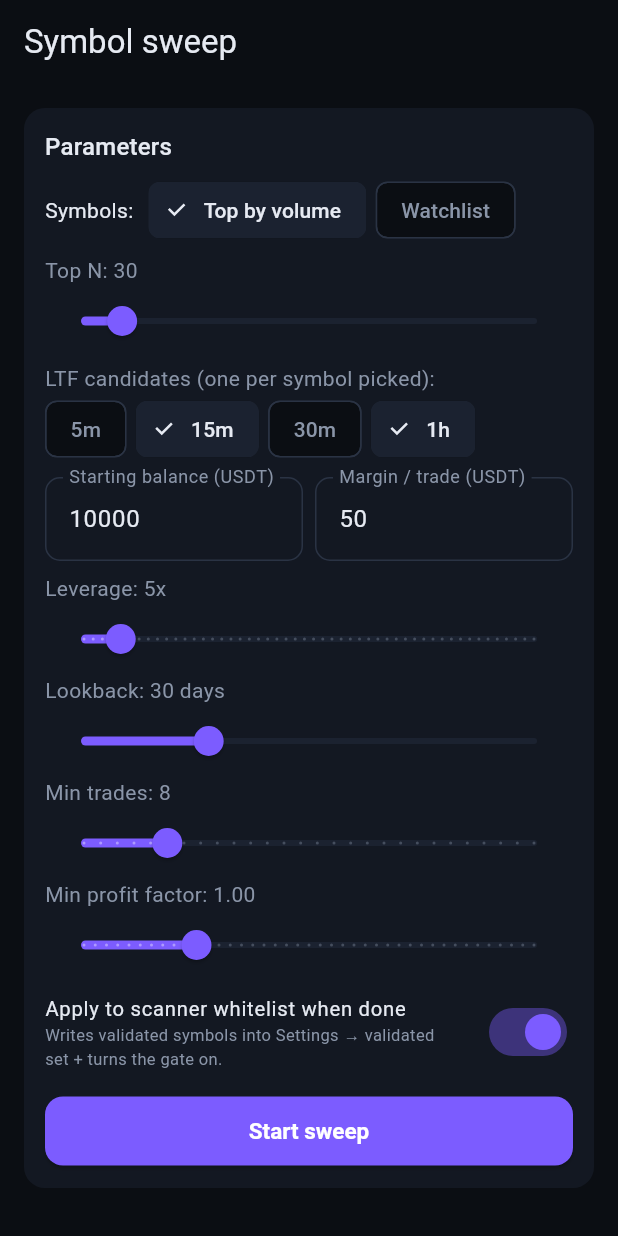
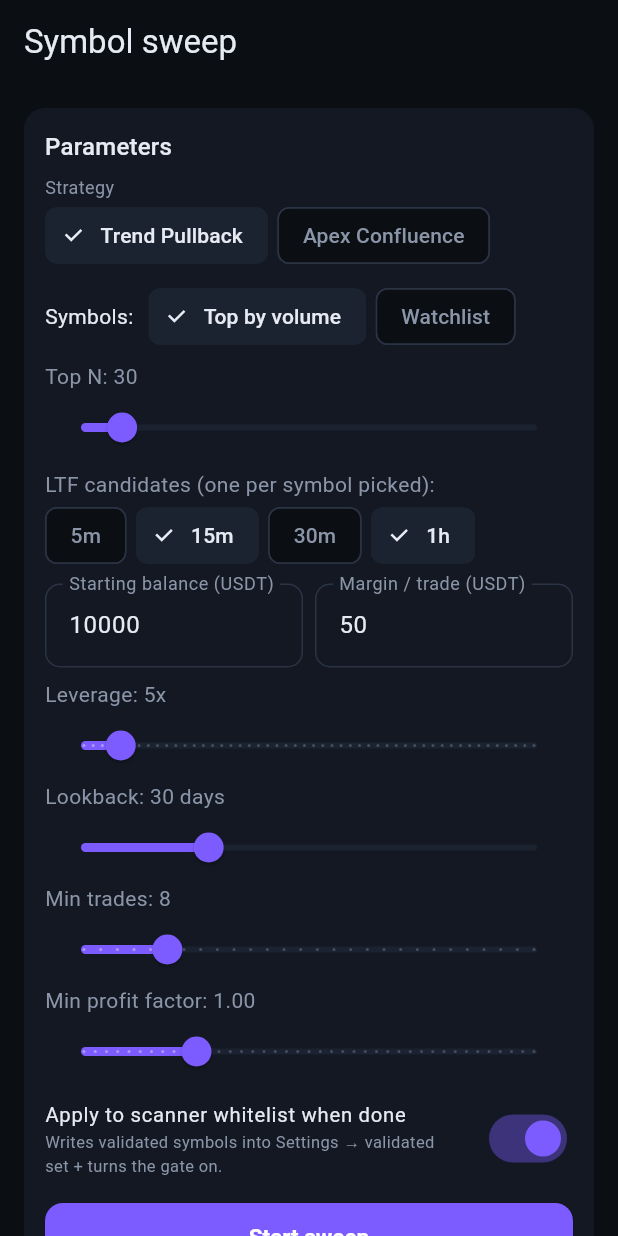
Before and after one commit to MuTheBug/g, a Flutter app: the SweepScreen screen opened by its route, on a phone screen of 412 x 824 dp. Run offline on Flutter 3.47's test engine with Material 3 defaults, Android fonts, the phone set to English and light mode, and no system bars; our stand-ins replace dio, flutter_local_notifications, flutter_riverpod, flutter_secure_storage, go_router, local_auth and 2 more; missing offline and left inert: workmanager; accounts and stored records are empty; network calls fail.

Commit message:
Backtest + Sweep: per-run strategy picker for A/B comparison
The engine has always supported both strategies (TradingStrategy
interface from the previous commit), but the Backtest and Sweep
screens were pinned to whichever strategy was active globally in
Settings. Made it impossible to A/B test ACS vs TPS on the same
window without flipping Settings between runs and losing prior
results.

New helper (lib/features/backtest/backtest_controller.dart)
───────────────────────────────────────────────────────────
- strategyFromId(id) — central 'apex' / 'pullback' → instance
  mapping. Same place backtest, sweep, and background dispatcher
  all resolve strategy ids from now on.

Backtest screen + controller
────────────────────────────
- BacktestController.run gains an optional `strategyId` param.
  When set, uses strategyFromId; when null, falls back to
  ref.read(strategyProvider) (the global Settings choice).
- BacktestScreen state holds `_strategyId = 'pullback'` and renders
  a Strategy ChoiceChip row at the top of the inputs card. Disabled
  while a run is in flight.
- Result card now shows a small "Trend Pullback" / "Apex Confluence"
  badge next to the Result header so A/B runs don't get visually
  confused after multiple iterations.

Sweep screen + controller
─────────────────────────
- SweepController.run mirrors the backtest pattern — optional
  strategyId, resolved via strategyFromId.
- SweepScreen state holds `_strategyId = 'pullback'` with the same
  ChoiceChip row above the symbols selector.

Verification
────────────
1. Backtest BTCUSDT 30d with Trend Pullback → note trade count + R
   distribution. Flip the chip to Apex Confluence and re-run with
   the same symbol/window → result card badge confirms strategy,
   compare side-by-side.
2. Sweep top-20 with Trend Pullback → "Apply to scanner" set →
   validated symbol set captured. Flip chip to Apex Confluence,
   re-sweep, see how the validated set differs.

```diff
--- a/lib/features/symbol_sweep/sweep_screen.dart
+++ b/lib/features/symbol_sweep/sweep_screen.dart
@@ -23,6 +23,7 @@ class _SweepScreenState extends ConsumerState<SweepScreen> {
   int _topN = 30;
   int _lookbackDays = 30;
   int _minTrades = 8;
+  String _strategyId = 'pullback';
   double _minPf = 1.0;
   bool _applyToScanner = true;
   bool _useWatchlist = false;
@@ -104,6 +105,7 @@ class _SweepScreenState extends ConsumerState<SweepScreen> {
           minTrades: _minTrades,
           minProfitFactor: _minPf,
           applyToScanner: _applyToScanner,
+          strategyId: _strategyId,
         );
   }
 
@@ -147,6 +149,30 @@ class _SweepScreenState extends ConsumerState<SweepScreen> {
         crossAxisAlignment: CrossAxisAlignment.start,
         children: [
           Text('Parameters', style: Theme.of(context).textTheme.titleMedium),
+          const SizedBox(height: 6),
+          // Per-run strategy override — independent of Settings so you can
+          // sweep both ACS and TPS and compare validated sets.
+          const Text('Strategy',
+              style: TextStyle(color: ApexColors.textMuted, fontSize: 12)),
+          Wrap(
+            spacing: 6,
+            children: [
+              ChoiceChip(
+                label: const Text('Trend Pullback'),
+                selected: _strategyId == 'pullback',
+                onSelected: running
+                    ? null
+                    : (_) => setState(() => _strategyId = 'pullback'),
+              ),
+              ChoiceChip(
+                label: const Text('Apex Confluence'),
+                selected: _strategyId == 'apex',
+                onSelected: running
+                    ? null
+                    : (_) => setState(() => _strategyId = 'apex'),
+              ),
+            ],
+          ),
           const SizedBox(height: 6),
           Row(children: [
             const Text('Symbols: '),
```
Also changed, not shown: lib/features/backtest/backtest_controller.dart (+22 -1 lines), lib/features/backtest/backtest_screen.dart (+56 -3 lines), lib/features/symbol_sweep/sweep_controller.dart (+7 -1 lines).
